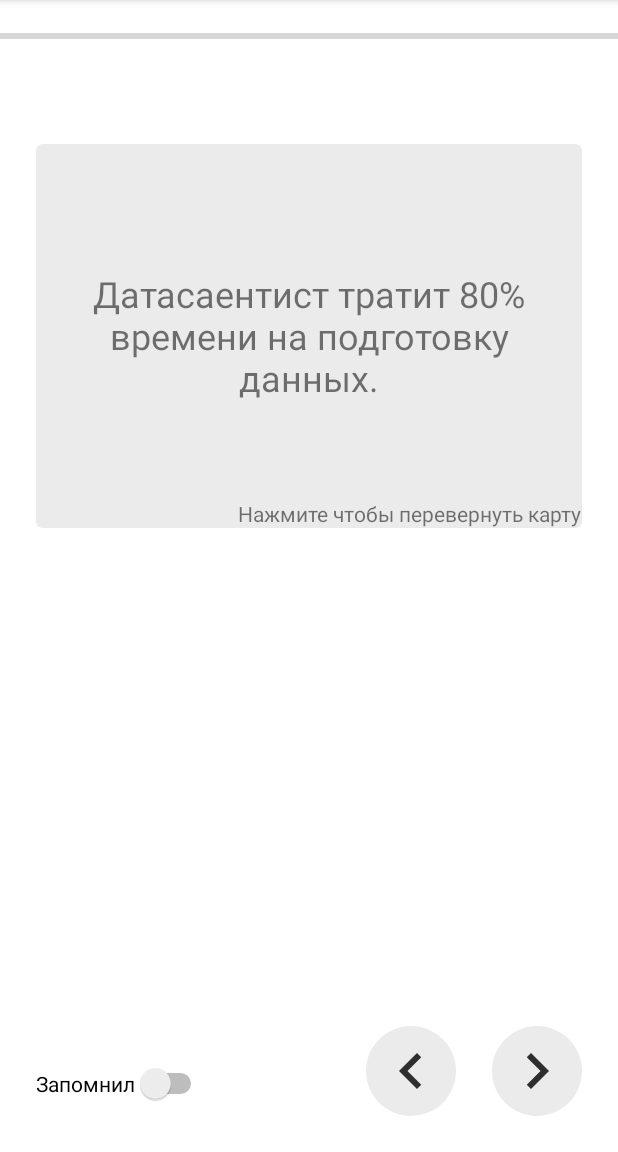
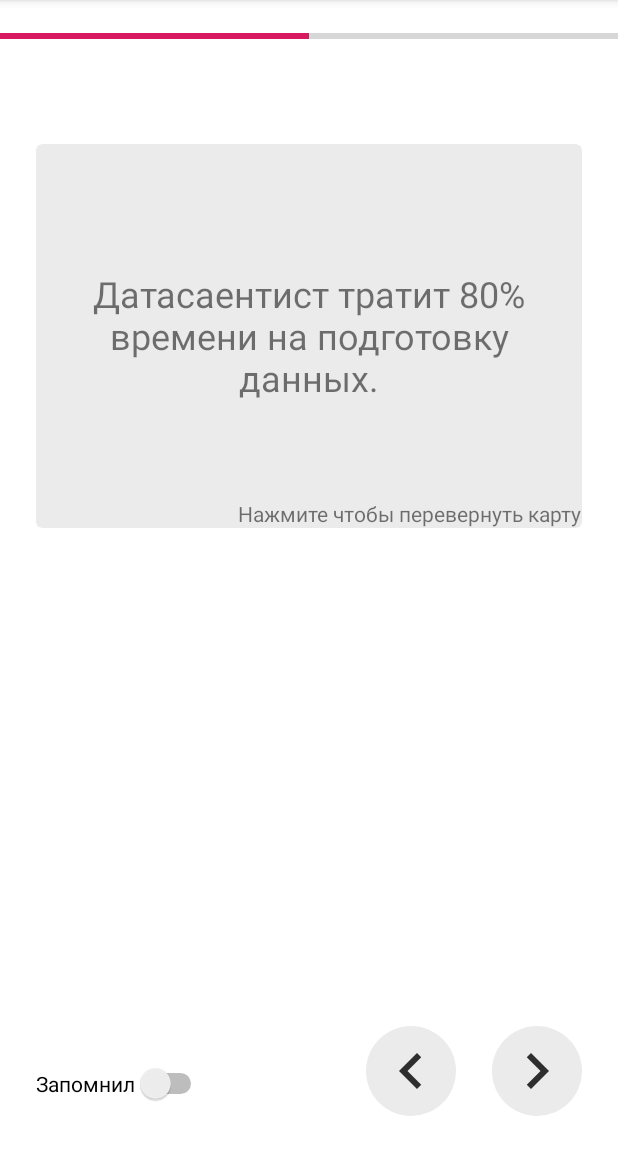
Before and after one commit to balezz/ODScards, an Android app: the FlashCardFragment screen opened directly, with no data from a screen before it, after a tap on "forward", on a phone screen of 412 x 824 dp, the part 84-1236 px from its top. Run offline under Robolectric (Android 15) with nearby library versions, the phone set to English and light mode, and no system bars; 2 other taps on this screen came first.

Commit message:
Add progress bar logic

```diff
--- a/app/src/main/java/ru/balezz/odscards/controllers/FlashCardFragment.java
+++ b/app/src/main/java/ru/balezz/odscards/controllers/FlashCardFragment.java
@@ -7,6 +7,7 @@ import android.view.ViewGroup;
 import android.view.animation.AccelerateInterpolator;
 import android.view.animation.Animation;
 import android.widget.ImageButton;
+import android.widget.ProgressBar;
 import android.widget.Switch;
 import android.widget.TextView;
 
@@ -32,6 +33,7 @@ public class FlashCardFragment extends Fragment {
     ImageButton mForwardButton;
     ImageButton mBackwardButton;
     Switch mSwitchKnown;
+    ProgressBar mProgressBar;
 
     List<FlashCard> mFlashCards;
     FlashCard mFlashCard;
@@ -92,6 +94,9 @@ public class FlashCardFragment extends Fragment {
             }
         });
 
+        mProgressBar = (ProgressBar) v.findViewById(R.id.progressBar);
+        mProgressBar.setMax(mFlashCards.size() - 1);
+        mProgressBar.setProgress(mFlashId);
 
         return v;
     }
@@ -100,6 +105,7 @@ public class FlashCardFragment extends Fragment {
         mCardFaceVisible = true;
         mCardText.setText(mFlashCard.getQuestion());
         mSwitchKnown.setChecked(mFlashCard.isKnown());
+        mProgressBar.setProgress(mFlashId);
     }
 
     private void applyRotation(){
```
